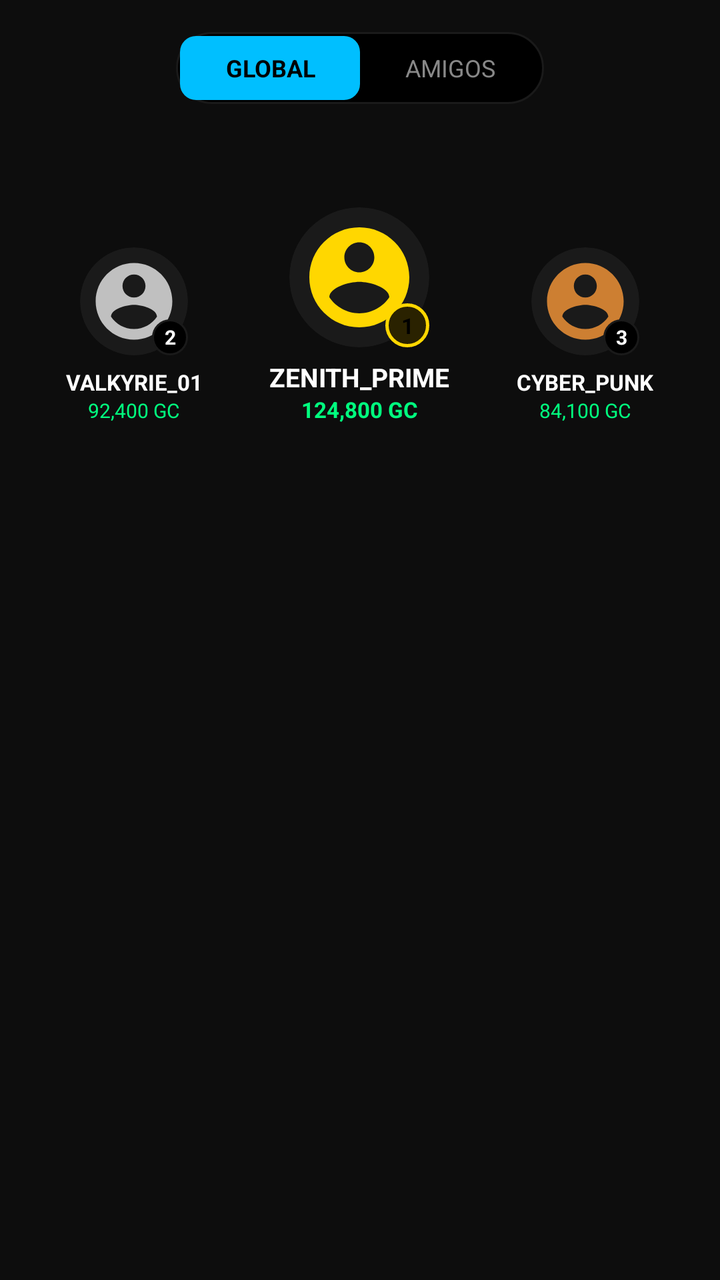
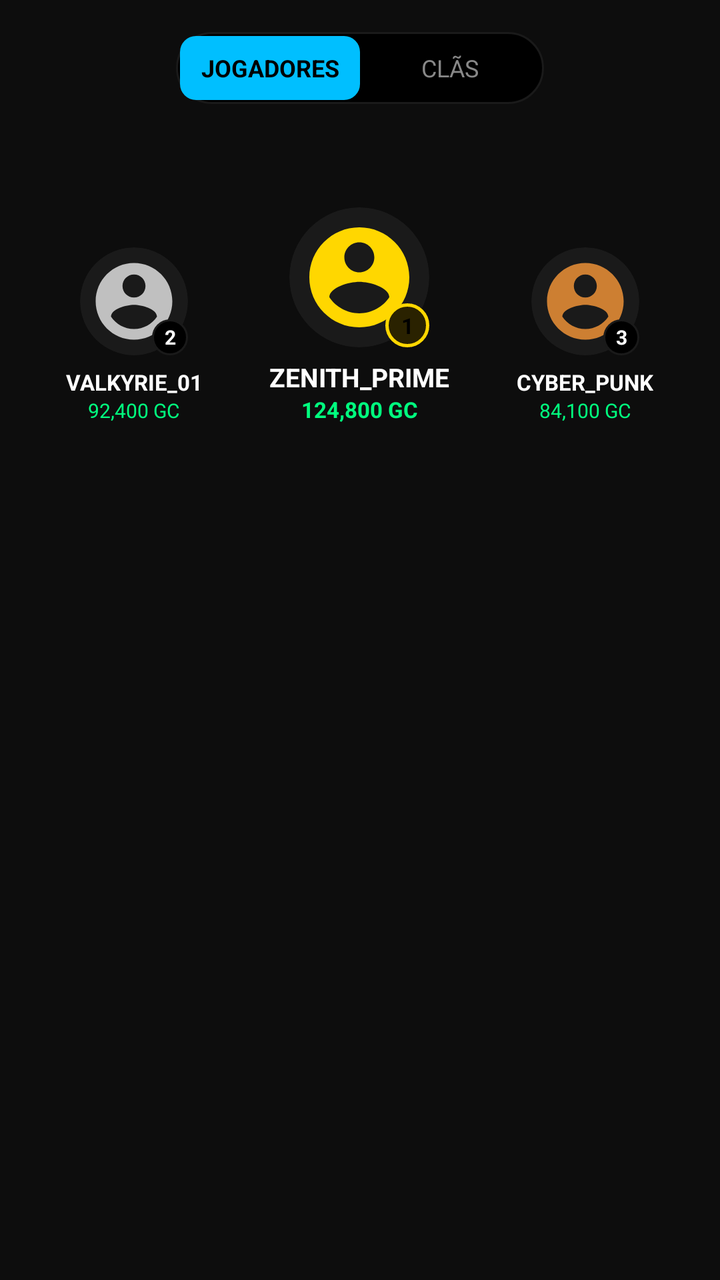

Before-and-after screenshots of an Android layout around one commit, followed by the original layout XML and the change that was made.
<!-- AndroidManifest.xml: application theme Theme.Questgen -->
<!-- res/layout/fragment_ranking.xml -->
<?xml version="1.0" encoding="utf-8"?>
<androidx.constraintlayout.widget.ConstraintLayout xmlns:android="http://schemas.android.com/apk/res/android"
    xmlns:app="http://schemas.android.com/apk/res-auto"
    android:layout_width="match_parent"
    android:layout_height="match_parent"
    android:background="@color/bg_principal"
    android:padding="16dp">

    
    <LinearLayout
        android:id="@+id/layout_ranking_scope"
        android:layout_width="wrap_content"
        android:layout_height="36dp"
        android:background="@drawable/bg_pill"
        android:orientation="horizontal"
        android:gravity="center"
        android:padding="2dp"
        app:layout_constraintTop_toTopOf="parent"
        app:layout_constraintStart_toStartOf="parent"
        app:layout_constraintEnd_toEndOf="parent">

        <TextView
            android:id="@+id/btn_scope_global"
            android:layout_width="90dp"
            android:layout_height="match_parent"
            android:text="GLOBAL"
            android:textColor="#000000"
            android:gravity="center"
            android:textStyle="bold"
            android:textSize="12sp"
            android:background="@drawable/bg_button_neon" />

        <TextView
            android:id="@+id/btn_scope_friends"
            android:layout_width="90dp"
            android:layout_height="match_parent"
            android:text="AMIGOS"
            android:textColor="@color/gray_text"
            android:gravity="center"
            android:textSize="12sp"
            android:background="@null" />
    </LinearLayout>

    
    <LinearLayout
        android:id="@+id/layout_podium"
        android:layout_width="match_parent"
        android:layout_height="140dp"
        android:orientation="horizontal"
        android:gravity="bottom"
        android:layout_marginTop="20dp"
        app:layout_constraintTop_toBottomOf="@id/layout_ranking_scope"
        app:layout_constraintStart_toStartOf="parent"
        app:layout_constraintEnd_toEndOf="parent">

        
        <LinearLayout
            android:layout_width="0dp"
            android:layout_height="wrap_content"
            android:layout_weight="1"
            android:orientation="vertical"
            android:gravity="center">

            <FrameLayout
                android:layout_width="54dp"
                android:layout_height="54dp">
                <androidx.cardview.widget.CardView
                    android:layout_width="match_parent"
                    android:layout_height="match_parent"
                    app:cardCornerRadius="27dp"
                    app:cardBackgroundColor="@color/bg_secundario"
                    app:cardElevation="0dp">
                    <ImageView
                        android:id="@+id/img_silver_rank"
                        android:layout_width="match_parent"
                        android:layout_height="match_parent"
                        android:src="@drawable/ic_profile"
                        android:scaleType="centerCrop"
                        android:padding="4dp"
                        app:tint="#C0C0C0" />
                </androidx.cardview.widget.CardView>
                <TextView
                    android:layout_width="18dp"
                    android:layout_height="18dp"
                    android:text="2"
                    android:textColor="#FFFFFF"
                    android:textSize="10sp"
                    android:textStyle="bold"
                    android:gravity="center"
                    android:background="@drawable/bg_pill"
                    android:layout_gravity="bottom|end" />
            </FrameLayout>

            <TextView
                android:id="@+id/tv_name_silver"
                android:layout_width="wrap_content"
                android:layout_height="wrap_content"
                android:text="VALKYRIE_01"
                android:textColor="@color/white"
                android:textSize="11sp"
                android:textStyle="bold"
                android:ellipsize="end"
                android:maxLines="1"
                android:layout_marginTop="6dp" />

            <TextView
                android:id="@+id/tv_coins_silver"
                android:layout_width="wrap_content"
                android:layout_height="wrap_content"
                android:text="92,400 GC"
                android:textColor="@color/verde_vibrante"
                android:textSize="10sp" />
        </LinearLayout>

        
        <LinearLayout
            android:layout_width="0dp"
            android:layout_height="wrap_content"
            android:layout_weight="1.2"
            android:orientation="vertical"
            android:gravity="center">

            <FrameLayout
                android:layout_width="70dp"
                android:layout_height="70dp">
                <androidx.cardview.widget.CardView
                    android:layout_width="match_parent"
                    android:layout_height="match_parent"
                    app:cardCornerRadius="35dp"
                    app:cardBackgroundColor="@color/bg_secundario"
                    app:cardElevation="0dp">
                    <ImageView
                        android:id="@+id/img_gold_rank"
                        android:layout_width="match_parent"
                        android:layout_height="match_parent"
                        android:src="@drawable/ic_profile"
                        android:scaleType="centerCrop"
                        android:padding="5dp"
                        app:tint="@color/raridade_lendario" />
                </androidx.cardview.widget.CardView>
                <TextView
                    android:layout_width="22dp"
                    android:layout_height="22dp"
                    android:text="1"
                    android:textColor="#000000"
                    android:textSize="11sp"
                    android:textStyle="bold"
                    android:gravity="center"
                    android:background="@drawable/bg_timer_pill"
                    android:layout_gravity="bottom|end" />
            </FrameLayout>

            <TextView
                android:id="@+id/tv_name_gold"
                android:layout_width="wrap_content"
                android:layout_height="wrap_content"
                android:text="ZENITH_PRIME"
                android:textColor="@color/white"
                android:textSize="13sp"
                android:textStyle="bold"
                android:ellipsize="end"
                android:maxLines="1"
                android:layout_marginTop="6dp" />

            <TextView
                android:id="@+id/tv_coins_gold"
                android:layout_width="wrap_content"
                android:layout_height="wrap_content"
                android:text="124,800 GC"
                android:textColor="@color/verde_vibrante"
                android:textStyle="bold"
                android:textSize="11sp" />
        </LinearLayout>

        
        <LinearLayout
            android:layout_width="0dp"
            android:layout_height="wrap_content"
            android:layout_weight="1"
            android:orientation="vertical"
            android:gravity="center">

            <FrameLayout
                android:layout_width="54dp"
                android:layout_height="54dp">
                <androidx.cardview.widget.CardView
                    android:layout_width="match_parent"
                    android:layout_height="match_parent"
                    app:cardCornerRadius="27dp"
                    app:cardBackgroundColor="@color/bg_secundario"
                    app:cardElevation="0dp">
                    <ImageView
                        android:id="@+id/img_bronze_rank"
                        android:layout_width="match_parent"
                        android:layout_height="match_parent"
                        android:src="@drawable/ic_profile"
                        android:scaleType="centerCrop"
                        android:padding="4dp"
                        app:tint="#CD7F32" />
                </androidx.cardview.widget.CardView>
                <TextView
                    android:layout_width="18dp"
                    android:layout_height="18dp"
                    android:text="3"
                    android:textColor="#FFFFFF"
                    android:textSize="10sp"
                    android:textStyle="bold"
                    android:gravity="center"
                    android:background="@drawable/bg_pill"
                    android:layout_gravity="bottom|end" />
            </FrameLayout>

            <TextView
                android:id="@+id/tv_name_bronze"
                android:layout_width="wrap_content"
                android:layout_height="wrap_content"
                android:text="CYBER_PUNK"
                android:textColor="@color/white"
                android:textSize="11sp"
                android:textStyle="bold"
                android:ellipsize="end"
                android:maxLines="1"
                android:layout_marginTop="6dp" />

            <TextView
                android:id="@+id/tv_coins_bronze"
                android:layout_width="wrap_content"
                android:layout_height="wrap_content"
                android:text="84,100 GC"
                android:textColor="@color/verde_vibrante"
                android:textSize="10sp" />
        </LinearLayout>
    </LinearLayout>

    
    <androidx.recyclerview.widget.RecyclerView
        android:id="@+id/rv_leaderboard"
        android:layout_width="match_parent"
        android:layout_height="0dp"
        android:layout_marginTop="16dp"
        app:layout_constraintTop_toBottomOf="@id/layout_podium"
        app:layout_constraintBottom_toBottomOf="parent"
        app:layout_constraintStart_toStartOf="parent"
        app:layout_constraintEnd_toEndOf="parent" />

    
    <ProgressBar
        android:id="@+id/progress_ranking_loading"
        android:layout_width="40dp"
        android:layout_height="40dp"
        android:visibility="gone"
        android:indeterminateTint="@color/azul_neon"
        app:layout_constraintTop_toTopOf="@id/rv_leaderboard"
        app:layout_constraintBottom_toBottomOf="@id/rv_leaderboard"
        app:layout_constraintStart_toStartOf="parent"
        app:layout_constraintEnd_toEndOf="parent" />

    
    <LinearLayout
        android:id="@+id/layout_ranking_error"
        android:layout_width="match_parent"
        android:layout_height="wrap_content"
        android:orientation="vertical"
        android:gravity="center"
        android:visibility="gone"
        app:layout_constraintTop_toTopOf="@id/rv_leaderboard"
        app:layout_constraintBottom_toBottomOf="@id/rv_leaderboard"
        app:layout_constraintStart_toStartOf="parent"
        app:layout_constraintEnd_toEndOf="parent">

        <TextView
            android:id="@+id/tv_ranking_error_msg"
            android:layout_width="wrap_content"
            android:layout_height="wrap_content"
            android:text="Erro ao carregar o ranking de temporada."
            android:textColor="@color/vermelho_neon"
            android:textSize="14sp"
            android:gravity="center" />

        <Button
            android:id="@+id/btn_ranking_retry"
            android:layout_width="wrap_content"
            android:layout_height="wrap_content"
            android:text="Tentar Novamente"
            android:textColor="#000000"
            android:background="@drawable/bg_button_neon"
            android:layout_marginTop="16dp"
            android:paddingHorizontal="24dp"
            app:backgroundTint="@null" />
    </LinearLayout>

</androidx.constraintlayout.widget.ConstraintLayout>
<!-- resources referenced by this layout -->
<resources>
  <color name="azul_neon">#00BFFF</color>
  <color name="bg_principal">#0D0D0D</color>
  <color name="bg_secundario">#1A1A1A</color>
  <color name="gray_text">#888888</color>
  <color name="raridade_lendario">#FFD700</color>
  <color name="verde_vibrante">#00FF7F</color>
  <color name="vermelho_neon">#FF4C4C</color>
  <color name="white">#FFFFFF</color>
  <!-- drawable bg_button_neon (drawable) -->
  <?xml version="1.0" encoding="utf-8"?>
  <shape xmlns:android="http://schemas.android.com/apk/res/android">
      <solid android:color="@color/azul_neon" />
      <corners android:radius="8dp" />
  </shape>
  <!-- drawable bg_pill (drawable) -->
  <?xml version="1.0" encoding="utf-8"?>
  <shape xmlns:android="http://schemas.android.com/apk/res/android">
      <solid android:color="#000000" />
      <corners android:radius="20dp" />
      <stroke android:width="1dp" android:color="#1A1A1A" />
  </shape>
  <!-- drawable bg_timer_pill (drawable) -->
  <?xml version="1.0" encoding="utf-8"?>
  <shape xmlns:android="http://schemas.android.com/apk/res/android">
      <solid android:color="#2A2200" /> 
      <corners android:radius="20dp" />
      <stroke android:width="1.5dp" android:color="#FFD700" />
  </shape>
  <!-- drawable ic_profile (drawable) -->
  <vector xmlns:android="http://schemas.android.com/apk/res/android"
      android:width="24dp"
      android:height="24dp"
      android:viewportWidth="24"
      android:viewportHeight="24">
    <path
        android:fillColor="#FFFFFF"
        android:pathData="M12,2C6.48,2 2,6.48 2,12s4.48,10 10,10 10,-4.48 10,-10S17.52,2 12,2z M12,5c1.66,0 3,1.34 3,3s-1.34,3 -3,3s-3,-1.34 -3,-3S10.34,5 12,5z M12,19.2c-2.5,0 -4.71,-1.28 -6,-3.22c0.03,-1.99 4,-3.08 6,-3.08s5.97,1.09 6,3.08C16.71,17.92 14.5,19.2 12,19.2z"/>
  </vector>
  <style name="Theme.Questgen" parent="Theme.QuestGen" />
  <style name="Theme.QuestGen" parent="Base.Theme.QuestGen" />
  <style name="Base.Theme.QuestGen" parent="Theme.Material3.DayNight.NoActionBar">
          
          <item name="colorPrimary">@color/azul_neon</item>
          <item name="colorSecondary">@color/roxo_neon</item>
          <item name="android:windowBackground">@color/bg_principal</item>
      </style>
  <color name="roxo_neon">#8A2BE2</color>
</resources>

<!-- the commit's change to res/layout/fragment_ranking.xml (unified diff, before → after) -->
@@ -23,7 +23,7 @@
             android:id="@+id/btn_scope_global"
             android:layout_width="90dp"
             android:layout_height="match_parent"
-            android:text="GLOBAL"
+            android:text="JOGADORES"
             android:textColor="#000000"
             android:gravity="center"
             android:textStyle="bold"
@@ -34,7 +34,7 @@
             android:id="@+id/btn_scope_friends"
             android:layout_width="90dp"
             android:layout_height="match_parent"
-            android:text="AMIGOS"
+            android:text="CLÃS"
             android:textColor="@color/gray_text"
             android:gravity="center"
             android:textSize="12sp"
@@ -65,6 +65,7 @@
                 android:layout_width="54dp"
                 android:layout_height="54dp">
                 <androidx.cardview.widget.CardView
+                    android:id="@+id/card_silver_rank_wrapper"
                     android:layout_width="match_parent"
                     android:layout_height="match_parent"
                     app:cardCornerRadius="27dp"
@@ -124,6 +125,7 @@
                 android:layout_width="70dp"
                 android:layout_height="70dp">
                 <androidx.cardview.widget.CardView
+                    android:id="@+id/card_gold_rank_wrapper"
                     android:layout_width="match_parent"
                     android:layout_height="match_parent"
                     app:cardCornerRadius="35dp"
@@ -184,6 +186,7 @@
                 android:layout_width="54dp"
                 android:layout_height="54dp">
                 <androidx.cardview.widget.CardView
+                    android:id="@+id/card_bronze_rank_wrapper"
                     android:layout_width="match_parent"
                     android:layout_height="match_parent"
                     app:cardCornerRadius="27dp"
